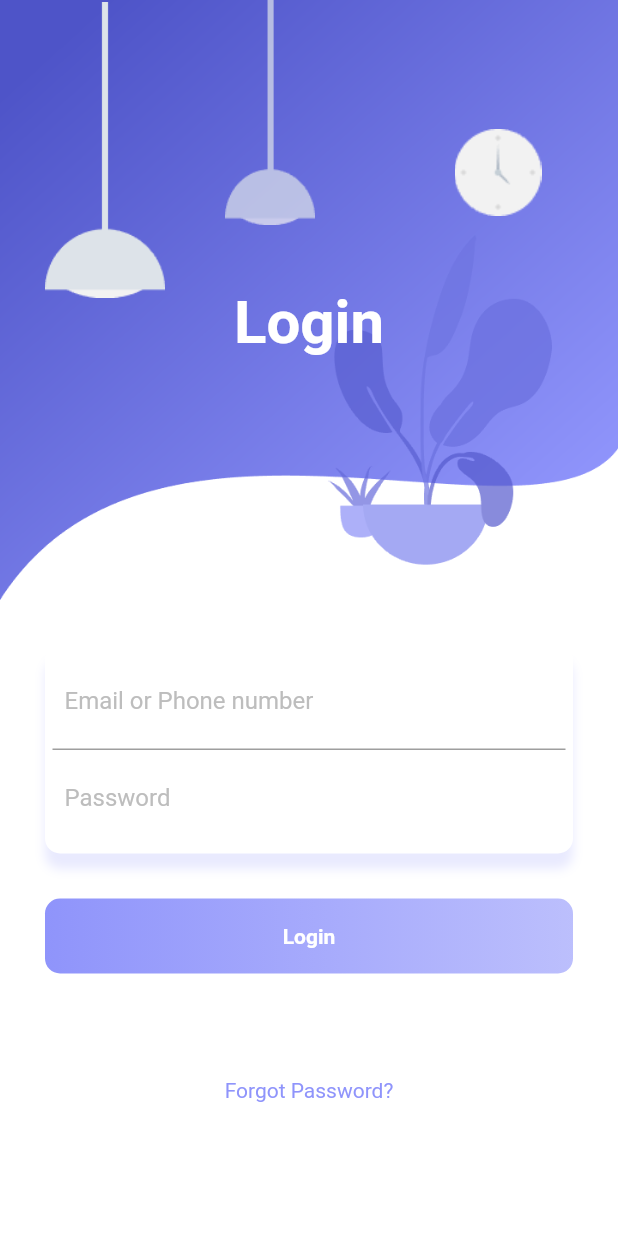
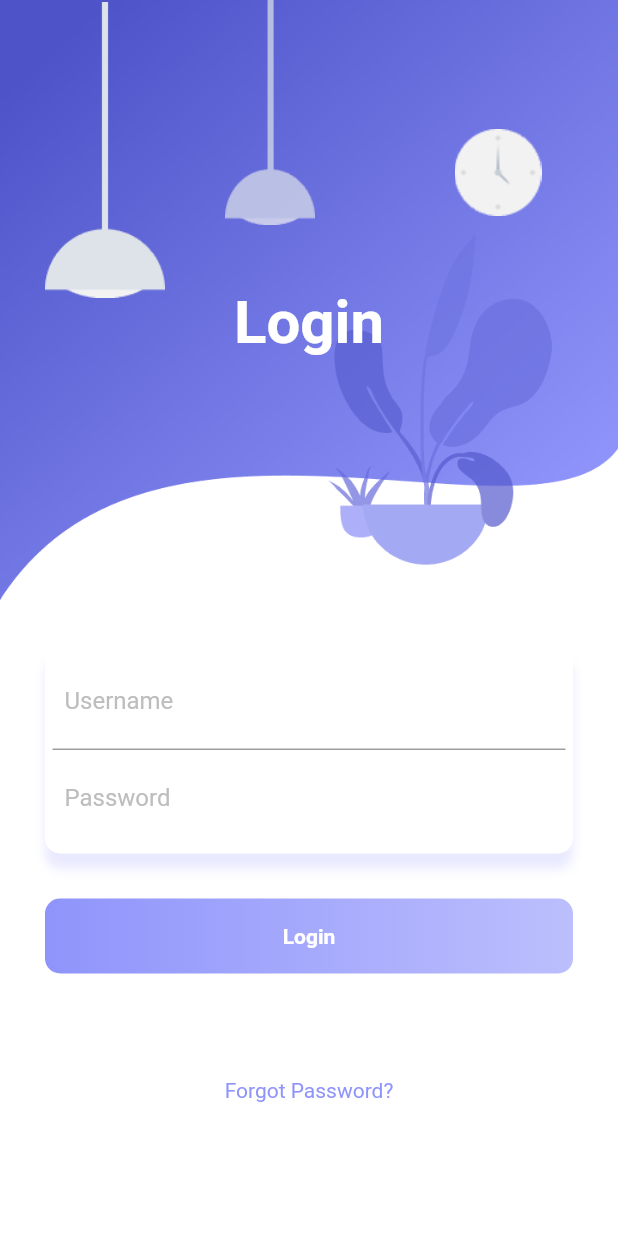
Before and after one commit to Rajatg180/loginScreen, a Flutter app: the screen it shows after launch, on a phone screen of 412 x 824 dp. Run offline on Flutter 3.47's test engine with Material 2 defaults, Android fonts, the phone set to English and light mode, and no system bars.

Commit message:
made changes

```diff
--- a/lib/main.dart
+++ b/lib/main.dart
@@ -102,7 +102,7 @@ class HomePage extends StatelessWidget {
 	                          child: TextField(
 	                            decoration: InputDecoration(
 	                              border: InputBorder.none,
-	                              hintText: "Email or Phone number",
+	                              hintText: "Username",
 	                              hintStyle: TextStyle(color: Colors.grey[400])
 	                            ),
 	                          ),
```
